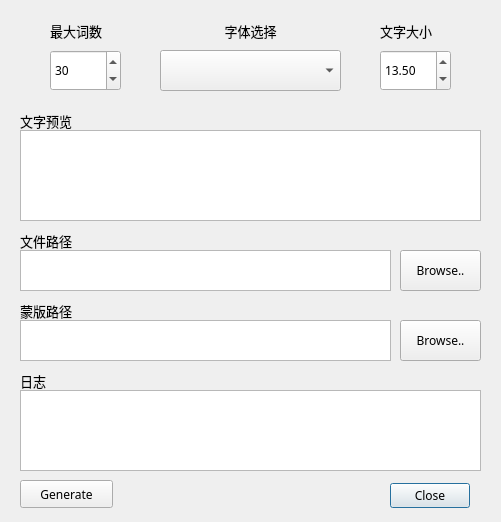
WMK965/965-Python-Learning-Repo, file Wordcloud_GUI/main.ui: the form before one commit.
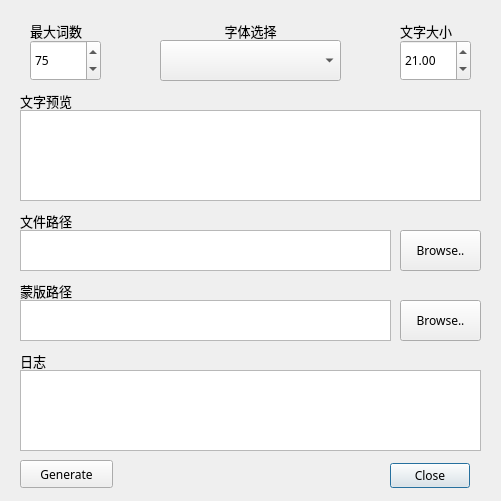
The form after the commit.

Patch:
```diff
--- a/Wordcloud_GUI/main.ui
+++ b/Wordcloud_GUI/main.ui
@@ -7,7 +7,7 @@
     <x>0</x>
     <y>0</y>
     <width>501</width>
-    <height>522</height>
+    <height>501</height>
    </rect>
   </property>
   <property name="font">
@@ -25,7 +25,7 @@
    <property name="geometry">
     <rect>
      <x>380</x>
-     <y>480</y>
+     <y>460</y>
      <width>101</width>
      <height>32</height>
     </rect>
@@ -43,151 +43,21 @@
     <bool>true</bool>
    </property>
   </widget>
-  <widget class="QWidget" name="Customizewidget" native="true">
-   <property name="geometry">
-    <rect>
-     <x>20</x>
-     <y>10</y>
-     <width>461</width>
-     <height>91</height>
-    </rect>
-   </property>
-   <property name="cursor">
-    <cursorShape>OpenHandCursor</cursorShape>
-   </property>
-   <widget class="QDoubleSpinBox" name="FontSizeSelectBox">
-    <property name="geometry">
-     <rect>
-      <x>360</x>
-      <y>40</y>
-      <width>71</width>
-      <height>41</height>
-     </rect>
-    </property>
-    <property name="value">
-     <double>13.500000000000000</double>
-    </property>
-   </widget>
-   <widget class="QLabel" name="label">
-    <property name="geometry">
-     <rect>
-      <x>360</x>
-      <y>10</y>
-      <width>71</width>
-      <height>21</height>
-     </rect>
-    </property>
-    <property name="font">
-     <font>
-      <family>Adobe 黑体 Std R</family>
-      <pointsize>10</pointsize>
-     </font>
-    </property>
-    <property name="text">
-     <string>文字大小</string>
-    </property>
-    <property name="textInteractionFlags">
-     <set>Qt::NoTextInteraction</set>
-    </property>
-   </widget>
-   <widget class="QSpinBox" name="MaxWordCountBox">
-    <property name="geometry">
-     <rect>
-      <x>30</x>
-      <y>40</y>
-      <width>71</width>
-      <height>41</height>
-     </rect>
-    </property>
-    <property name="maximum">
-     <number>999</number>
-    </property>
-    <property name="value">
-     <number>30</number>
-    </property>
-   </widget>
-   <widget class="QLabel" name="label_2">
-    <property name="geometry">
-     <rect>
-      <x>30</x>
-      <y>10</y>
-      <width>71</width>
-      <height>21</height>
-     </rect>
-    </property>
-    <property name="font">
-     <font>
-      <family>Adobe 黑体 Std R</family>
-      <pointsize>10</pointsize>
-     </font>
-    </property>
-    <property name="text">
-     <string>最大词数</string>
-    </property>
-    <property name="textInteractionFlags">
-     <set>Qt::NoTextInteraction</set>
-    </property>
-   </widget>
-   <widget class="QComboBox" name="FontSelectionBox">
-    <property name="geometry">
-     <rect>
-      <x>140</x>
-      <y>40</y>
-      <width>181</width>
-      <height>41</height>
-     </rect>
-    </property>
-    <property name="cursor">
-     <cursorShape>ArrowCursor</cursorShape>
-    </property>
-    <property name="mouseTracking">
-     <bool>true</bool>
-    </property>
-    <property name="acceptDrops">
-     <bool>true</bool>
-    </property>
-   </widget>
-   <widget class="QLabel" name="label_5">
-    <property name="geometry">
-     <rect>
-      <x>190</x>
-      <y>10</y>
-      <width>81</width>
-      <height>21</height>
-     </rect>
-    </property>
-    <property name="font">
-     <font>
-      <family>Adobe 黑体 Std R</family>
-      <pointsize>10</pointsize>
-     </font>
-    </property>
-    <property name="text">
-     <string>字体选择</string>
-    </property>
-    <property name="alignment">
-     <set>Qt::AlignCenter</set>
-    </property>
-    <property name="textInteractionFlags">
-     <set>Qt::NoTextInteraction</set>
-    </property>
-   </widget>
-  </widget>
   <widget class="QTextBrowser" name="SizePreview">
    <property name="geometry">
     <rect>
      <x>20</x>
-     <y>130</y>
-     <width>461</width>
-     <height>91</height>
-    </rect>
-   </property>
-  </widget>
-  <widget class="QLabel" name="label_3">
-   <property name="geometry">
-    <rect>
-     <x>20</x>
      <y>110</y>
+     <width>461</width>
+     <height>91</height>
+    </rect>
+   </property>
+  </widget>
+  <widget class="QLabel" name="label_3">
+   <property name="geometry">
+    <rect>
+     <x>20</x>
+     <y>90</y>
      <width>81</width>
      <height>21</height>
     </rect>
@@ -209,7 +79,7 @@
    <property name="geometry">
     <rect>
      <x>400</x>
-     <y>320</y>
+     <y>300</y>
      <width>81</width>
      <height>41</height>
     </rect>
@@ -222,7 +92,7 @@
    <property name="geometry">
     <rect>
      <x>20</x>
-     <y>320</y>
+     <y>300</y>
      <width>371</width>
      <height>41</height>
     </rect>
@@ -232,7 +102,7 @@
    <property name="geometry">
     <rect>
      <x>20</x>
-     <y>300</y>
+     <y>280</y>
      <width>81</width>
      <height>21</height>
     </rect>
@@ -254,7 +124,7 @@
    <property name="geometry">
     <rect>
      <x>20</x>
-     <y>390</y>
+     <y>370</y>
      <width>461</width>
      <height>81</height>
     </rect>
@@ -264,7 +134,7 @@
    <property name="geometry">
     <rect>
      <x>20</x>
-     <y>370</y>
+     <y>350</y>
      <width>81</width>
      <height>21</height>
     </rect>
@@ -286,7 +156,7 @@
    <property name="geometry">
     <rect>
      <x>20</x>
-     <y>250</y>
+     <y>230</y>
      <width>371</width>
      <height>41</height>
     </rect>
@@ -296,7 +166,7 @@
    <property name="geometry">
     <rect>
      <x>400</x>
-     <y>250</y>
+     <y>230</y>
      <width>81</width>
      <height>41</height>
     </rect>
@@ -309,7 +179,7 @@
    <property name="geometry">
     <rect>
      <x>20</x>
-     <y>230</y>
+     <y>210</y>
      <width>81</width>
      <height>21</height>
     </rect>
@@ -327,11 +197,134 @@
     <set>Qt::NoTextInteraction</set>
    </property>
   </widget>
+  <widget class="QDoubleSpinBox" name="FontSizeSelectBox">
+   <property name="geometry">
+    <rect>
+     <x>400</x>
+     <y>40</y>
+     <width>71</width>
+     <height>41</height>
+    </rect>
+   </property>
+   <property name="maximum">
+    <double>999.899999999999977</double>
+   </property>
+   <property name="singleStep">
+    <double>0.500000000000000</double>
+   </property>
+   <property name="value">
+    <double>21.000000000000000</double>
+   </property>
+  </widget>
+  <widget class="QLabel" name="label">
+   <property name="geometry">
+    <rect>
+     <x>400</x>
+     <y>20</y>
+     <width>71</width>
+     <height>21</height>
+    </rect>
+   </property>
+   <property name="font">
+    <font>
+     <family>Adobe 黑体 Std R</family>
+     <pointsize>10</pointsize>
+    </font>
+   </property>
+   <property name="text">
+    <string>文字大小</string>
+   </property>
+   <property name="textInteractionFlags">
+    <set>Qt::NoTextInteraction</set>
+   </property>
+  </widget>
+  <widget class="QComboBox" name="FontSelectionBox">
+   <property name="geometry">
+    <rect>
+     <x>160</x>
+     <y>40</y>
+     <width>181</width>
+     <height>41</height>
+    </rect>
+   </property>
+   <property name="cursor">
+    <cursorShape>ArrowCursor</cursorShape>
+   </property>
+   <property name="mouseTracking">
+    <bool>true</bool>
+   </property>
+   <property name="acceptDrops">
+    <bool>true</bool>
+   </property>
+  </widget>
+  <widget class="QLabel" name="label_5">
+   <property name="geometry">
+    <rect>
+     <x>210</x>
+     <y>20</y>
+     <width>81</width>
+     <height>21</height>
+    </rect>
+   </property>
+   <property name="font">
+    <font>
+     <family>Adobe 黑体 Std R</family>
+     <pointsize>10</pointsize>
+    </font>
+   </property>
+   <property name="text">
+    <string>字体选择</string>
+   </property>
+   <property name="alignment">
+    <set>Qt::AlignCenter</set>
+   </property>
+   <property name="textInteractionFlags">
+    <set>Qt::NoTextInteraction</set>
+   </property>
+  </widget>
+  <widget class="QSpinBox" name="MaxWordCountBox">
+   <property name="geometry">
+    <rect>
+     <x>30</x>
+     <y>40</y>
+     <width>71</width>
+     <height>41</height>
+    </rect>
+   </property>
+   <property name="maximum">
+    <number>999</number>
+   </property>
+   <property name="value">
+    <number>75</number>
+   </property>
+  </widget>
+  <widget class="QLabel" name="label_2">
+   <property name="geometry">
+    <rect>
+     <x>30</x>
+     <y>20</y>
+     <width>71</width>
+     <height>21</height>
+    </rect>
+   </property>
+   <property name="font">
+    <font>
+     <family>Adobe 黑体 Std R</family>
+     <pointsize>10</pointsize>
+    </font>
+   </property>
+   <property name="text">
+    <string>最大词数</string>
+   </property>
+   <property name="textInteractionFlags">
+    <set>Qt::NoTextInteraction</set>
+   </property>
+  </widget>
   <widget class="QPushButton" name="GenerateButton">
    <property name="geometry">
     <rect>
      <x>20</x>
-     <y>480</y>
+     <y>460</y>
      <width>93</width>
      <height>28</height>
     </rect>
```
Left out of the diff: 1 changed line with no effect on the pictures.
